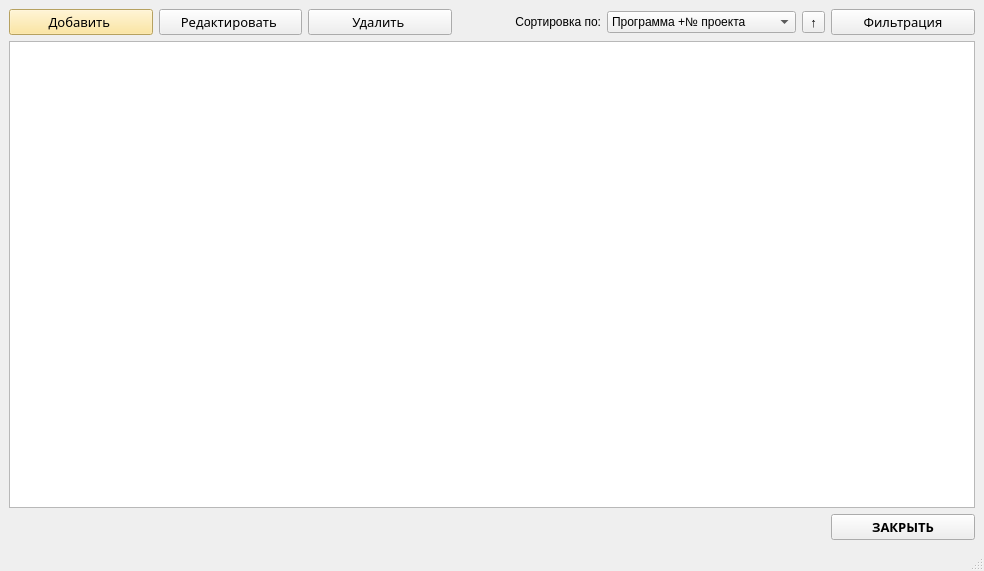
Above: gui/Forms/FormTable.ui from mipatov/subd before the change. Below: the same form after it.
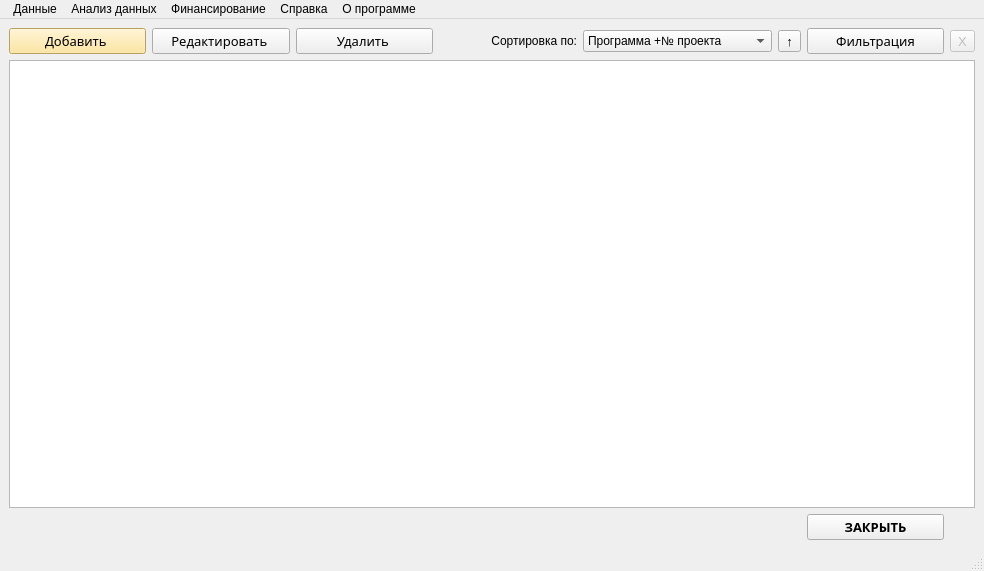
That is the form after the change.

Commit message: Форма редактирования + меню на таблице НИР

```diff
--- a/gui/Forms/FormTable.ui
+++ b/gui/Forms/FormTable.ui
@@ -63,22 +63,6 @@
       </property>
      </widget>
     </item>
-    <item row="2" column="0" colspan="7">
-     <widget class="QTableWidget" name="tableWidget">
-      <property name="enabled">
-       <bool>true</bool>
-      </property>
-      <property name="font">
-       <font>
-        <weight>50</weight>
-        <bold>false</bold>
-       </font>
-      </property>
-      <property name="focusPolicy">
-       <enum>Qt::ClickFocus</enum>
-      </property>
-     </widget>
-    </item>
     <item row="0" column="2">
      <widget class="QPushButton" name="deletebtn">
       <property name="font">
@@ -562,6 +546,37 @@
       </property>
      </widget>
     </item>
+    <item row="2" column="0" colspan="8">
+     <widget class="QTableWidget" name="tableWidget">
+      <property name="enabled">
+       <bool>true</bool>
+      </property>
+      <property name="font">
+       <font>
+        <weight>50</weight>
+        <bold>false</bold>
+       </font>
+      </property>
+      <property name="focusPolicy">
+       <enum>Qt::ClickFocus</enum>
+      </property>
+     </widget>
+    </item>
+    <item row="0" column="7">
+     <widget class="QToolButton" name="toolButton">
+      <property name="enabled">
+       <bool>false</bool>
+      </property>
+      <property name="font">
+       <font>
+        <pointsize>10</pointsize>
+       </font>
+      </property>
+      <property name="text">
+       <string>X</string>
+      </property>
+     </widget>
+    </item>
    </layout>
   </widget>
   <widget class="QMenuBar" name="menubar">
@@ -573,6 +588,38 @@
      <height>21</height>
     </rect>
    </property>
+   <widget class="QMenu" name="tables">
+    <property name="title">
+     <string> Данные</string>
+    </property>
+    <addaction name="prog"/>
+    <addaction name="vuz"/>
+   </widget>
+   <widget class="QMenu" name="analis">
+    <property name="title">
+     <string>Анализ данных</string>
+    </property>
+   </widget>
+   <widget class="QMenu" name="fin">
+    <property name="title">
+     <string>Финансирование</string>
+    </property>
+   </widget>
+   <widget class="QMenu" name="help">
+    <property name="title">
+     <string>Справка</string>
+    </property>
+   </widget>
+   <widget class="QMenu" name="about">
+    <property name="title">
+     <string>О программе</string>
+    </property>
+   </widget>
+   <addaction name="tables"/>
+   <addaction name="analis"/>
+   <addaction name="fin"/>
+   <addaction name="help"/>
+   <addaction name="about"/>
   </widget>
   <widget class="QStatusBar" name="statusbar"/>
  </widget>
```
Left out of the diff: 50 changed lines with no effect on the pictures. The commit also changes 6 other files.
